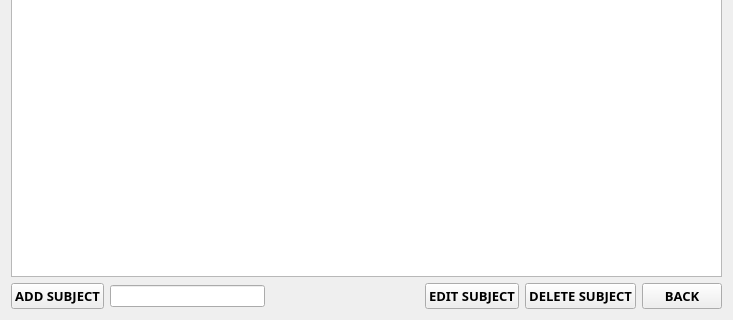
Qt form subjectui.ui (markytools/sume-borrower-app) before a commit; both pictures show x 0 to 733 and y 167 to 487 of the 733 by 487 pixel window.
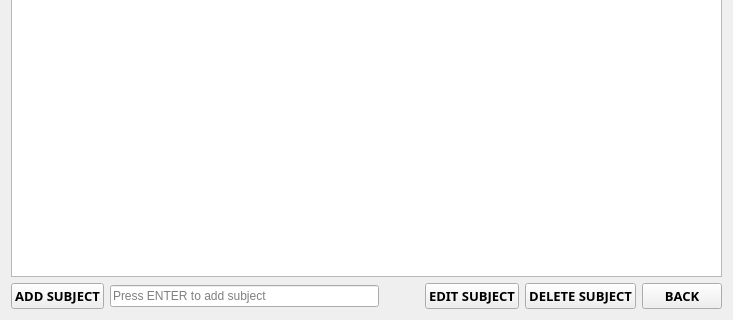
The same form after that commit.

```diff
--- a/subjectui.ui
+++ b/subjectui.ui
@@ -65,13 +65,20 @@
         </widget>
        </item>
        <item>
-        <widget class="QLineEdit" name="lineEdit"/>
+        <widget class="QLineEdit" name="lineEdit">
+         <property name="placeholderText">
+          <string>Press ENTER to add subject</string>
+         </property>
+        </widget>
        </item>
        <item>
         <spacer name="horizontalSpacer">
          <property name="orientation">
           <enum>Qt::Horizontal</enum>
          </property>
+         <property name="sizeType">
+          <enum>QSizePolicy::Preferred</enum>
+         </property>
          <property name="sizeHint" stdset="0">
           <size>
            <width>40</width>
```
